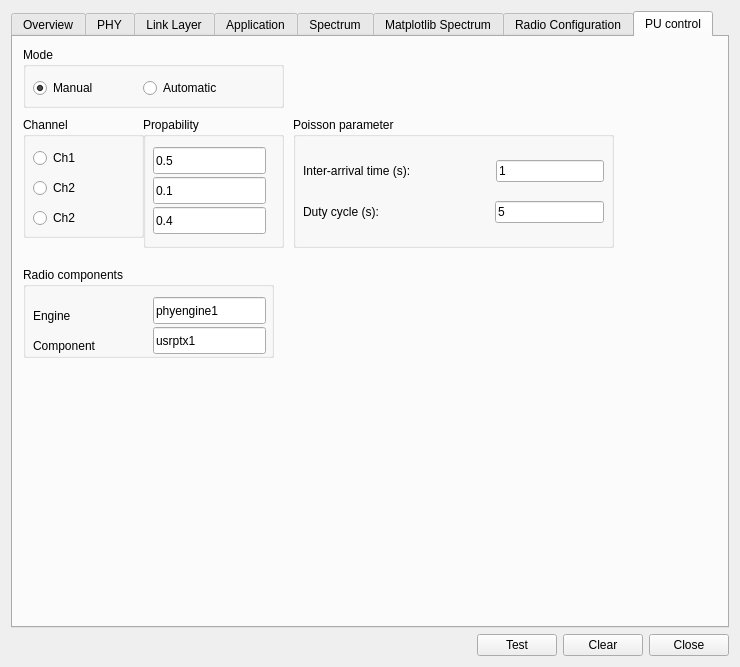
Old version of the form components/pySysMoCo/gui.ui in the repository andrepuschmann/OSPECORR.
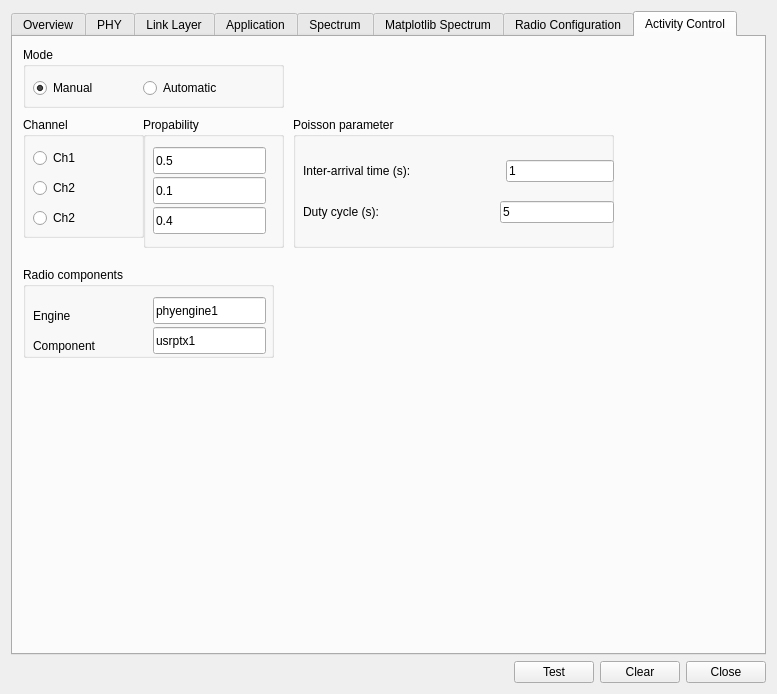
New version of the form. The open tabs and pages were chosen to show the change.

Commit message: rename PU control to activity control

What changed in the file:
```diff
--- a/components/pySysMoCo/gui.ui
+++ b/components/pySysMoCo/gui.ui
@@ -9,8 +9,8 @@
    <rect>
     <x>0</x>
     <y>0</y>
-    <width>740</width>
-    <height>667</height>
+    <width>777</width>
+    <height>694</height>
    </rect>
   </property>
   <property name="sizePolicy">
@@ -1851,7 +1851,7 @@
      </widget>
      <widget class="QWidget" name="tab_4">
       <attribute name="title">
-       <string>PU control</string>
+       <string>Activity Control</string>
       </attribute>
       <widget class="QGroupBox" name="channelBox">
        <property name="geometry">
@@ -1977,7 +1977,7 @@
          <rect>
           <x>10</x>
           <y>30</y>
-          <width>301</width>
+          <width>311</width>
           <height>91</height>
          </rect>
         </property>
```
Left out of the diff: 2 changed lines with no effect on the pictures. The commit also changes 1 other file.
